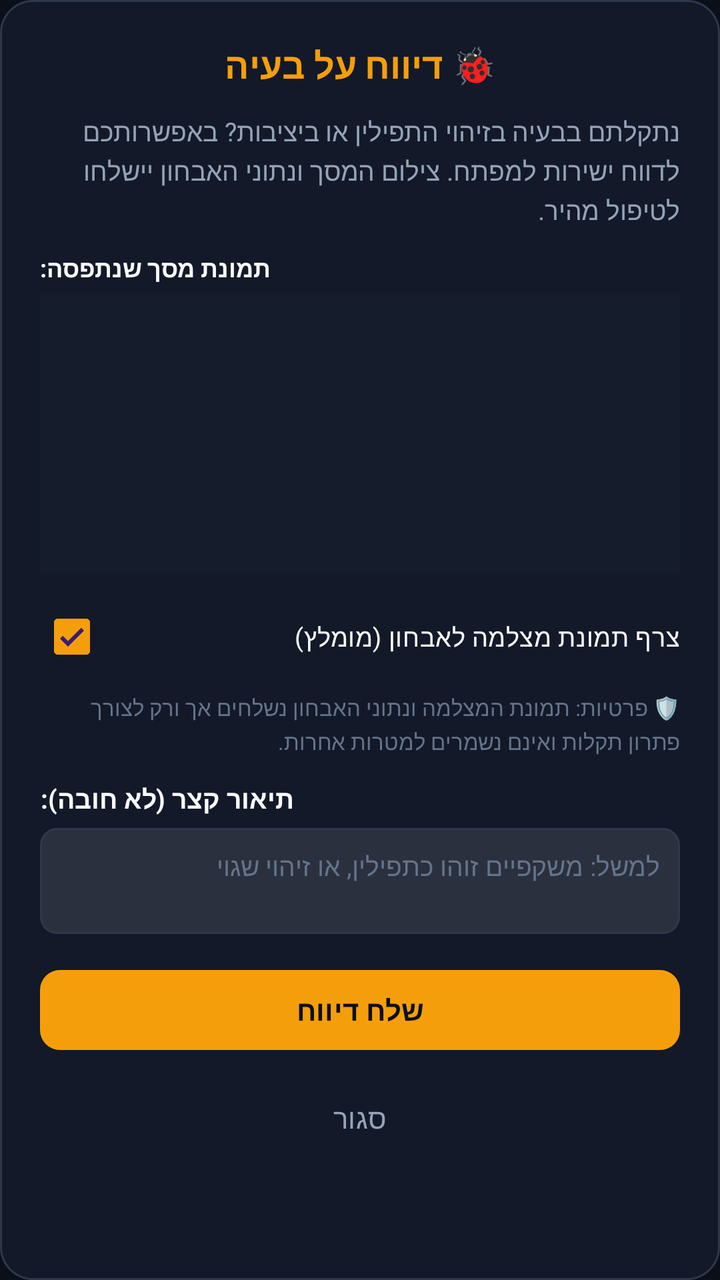
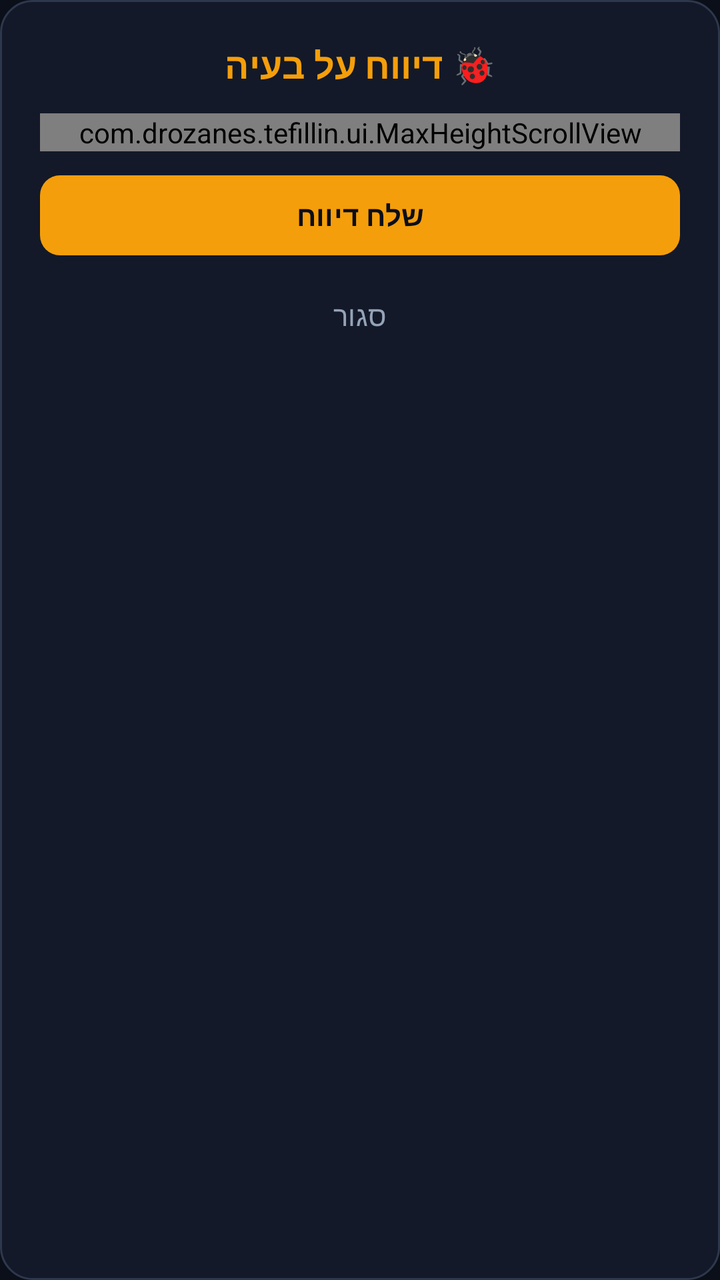

Compare the two renders of this Android layout. The source of the first and the diff that turns it into the second are given below.
<!-- AndroidManifest.xml: application theme Theme.TefillinNative -->
<!-- res/layout/dialog_bug_report.xml -->
<?xml version="1.0" encoding="utf-8"?>
<ScrollView xmlns:android="http://schemas.android.com/apk/res/android"
    xmlns:app="http://schemas.android.com/apk/res-auto"
    android:layout_width="match_parent"
    android:layout_height="wrap_content"
    android:fillViewport="true"
    android:scrollbars="vertical">

    <LinearLayout
        android:layout_width="match_parent"
        android:layout_height="wrap_content"
        android:background="@drawable/bg_glass_card"
        android:orientation="vertical"
        android:padding="20dp">

        <TextView
            android:id="@+id/tvModalTitle"
            android:layout_width="match_parent"
            android:layout_height="wrap_content"
            android:text="@string/bug_modal_title"
            android:textColor="@color/accent_gold"
            android:textSize="18sp"
            android:textStyle="bold"
            android:gravity="center"
            android:layout_marginBottom="12dp" />

        <TextView
            android:layout_width="match_parent"
            android:layout_height="wrap_content"
            android:text="@string/bug_intro"
            android:textColor="@color/text_muted"
            android:textSize="13sp"
            android:lineSpacingExtra="2dp"
            android:layout_marginBottom="12dp" />

        <TextView
            android:id="@+id/tvPreviewLabel"
            android:layout_width="wrap_content"
            android:layout_height="wrap_content"
            android:text="@string/bug_preview_label"
            android:textColor="@color/text_main"
            android:textSize="12sp"
            android:textStyle="bold"
            android:layout_marginBottom="4dp" />

        <ImageView
            android:id="@+id/ivPreview"
            android:layout_width="match_parent"
            android:layout_height="140dp"
            android:adjustViewBounds="true"
            android:scaleType="fitCenter"
            android:background="#151C2C"
            android:layout_marginBottom="8dp" />

        <com.google.android.material.checkbox.MaterialCheckBox
            android:id="@+id/cbAttachSnapshot"
            android:layout_width="match_parent"
            android:layout_height="wrap_content"
            android:text="@string/bug_attach_snapshot_label"
            android:textColor="@color/text_main"
            android:textSize="12.5sp"
            android:checked="true"
            app:buttonTint="@color/accent_gold"
            android:layout_marginBottom="4dp" />

        <TextView
            android:id="@+id/tvPrivacyNotice"
            android:layout_width="match_parent"
            android:layout_height="wrap_content"
            android:text="@string/bug_privacy_notice"
            android:textColor="@color/text_subtle"
            android:textSize="11sp"
            android:lineSpacingExtra="2dp"
            android:layout_marginBottom="12dp" />

        <TextView
            android:layout_width="wrap_content"
            android:layout_height="wrap_content"
            android:text="@string/bug_notes_label"
            android:textColor="@color/text_main"
            android:textSize="13sp"
            android:textStyle="bold" />

        <EditText
            android:id="@+id/etNotes"
            android:layout_width="match_parent"
            android:layout_height="wrap_content"
            android:minLines="2"
            android:maxLines="3"
            android:gravity="top|start"
            android:hint="@string/bug_notes_hint"
            android:textColorHint="@color/text_subtle"
            android:textColor="@color/text_main"
            android:background="@drawable/bg_button_rounded"
            android:padding="10dp"
            android:textSize="13sp"
            android:layout_marginTop="6dp"
            android:layout_marginBottom="14dp" />

        
        <ProgressBar
            android:id="@+id/pbSending"
            style="?android:attr/progressBarStyle"
            android:layout_width="32dp"
            android:layout_height="32dp"
            android:layout_gravity="center"
            android:visibility="gone"
            android:layout_marginBottom="12dp" />

        
        <com.google.android.material.button.MaterialButton
            android:id="@+id/btnSendReport"
            android:layout_width="match_parent"
            android:layout_height="wrap_content"
            android:minHeight="48dp"
            android:text="@string/send_report"
            app:backgroundTint="@color/accent_gold"
            android:textColor="@color/bg_primary"
            android:textStyle="bold"
            android:textSize="14sp"
            android:textAllCaps="false"
            app:cornerRadius="10dp"
            android:layout_marginBottom="8dp" />

        
        <com.google.android.material.button.MaterialButton
            android:id="@+id/btnShareFallback"
            android:layout_width="match_parent"
            android:layout_height="wrap_content"
            android:minHeight="44dp"
            android:text="@string/share_fallback"
            app:backgroundTint="#243048"
            android:textColor="@color/text_muted"
            android:textStyle="bold"
            android:textSize="13sp"
            android:textAllCaps="false"
            app:cornerRadius="10dp"
            android:visibility="gone"
            android:layout_marginBottom="8dp" />

        <com.google.android.material.button.MaterialButton
            android:id="@+id/btnCloseBug"
            android:layout_width="match_parent"
            android:layout_height="wrap_content"
            android:minHeight="44dp"
            android:text="@string/close"
            style="@style/Widget.Material3.Button.TextButton"
            android:textColor="@color/text_muted"
            android:textSize="14sp"
            android:textAllCaps="false" />

    </LinearLayout>
</ScrollView>
<!-- resources referenced by this layout -->
<resources>
  <color name="accent_gold">#F59E0B</color>
  <color name="bg_primary">#0B0F19</color>
  <color name="text_main">#F8FAFC</color>
  <color name="text_muted">#94A3B8</color>
  <color name="text_subtle">#64748B</color>
  <!-- drawable bg_button_rounded (drawable) -->
  <?xml version="1.0" encoding="utf-8"?>
  <ripple xmlns:android="http://schemas.android.com/apk/res/android"
      android:color="@color/accent_gold_glow">
      <item>
          <shape android:shape="rectangle">
              <solid android:color="#1AFFFFFF" />
              <stroke
                  android:width="1dp"
                  android:color="@color/card_border" />
              <corners android:radius="8dp" />
          </shape>
      </item>
  </ripple>
  <!-- drawable bg_glass_card (drawable) -->
  <?xml version="1.0" encoding="utf-8"?>
  <shape xmlns:android="http://schemas.android.com/apk/res/android"
      android:shape="rectangle">
      <solid android:color="@color/bg_surface_translucent" />
      <stroke
          android:width="1dp"
          android:color="@color/card_border" />
      <corners android:radius="16dp" />
  </shape>
  <string name="bug_attach_snapshot_label">צרף תמונת מצלמה לאבחון (מומלץ)</string>
  <string name="bug_intro">נתקלתם בבעיה בזיהוי התפילין או ביציבות? באפשרותכם לדווח ישירות למפתח. צילום המסך ונתוני האבחון יישלחו לטיפול מהיר.</string>
  <string name="bug_modal_title">🐞 דיווח על בעיה</string>
  <string name="bug_notes_hint">למשל: משקפיים זוהו כתפילין, או זיהוי שגוי</string>
  <string name="bug_notes_label">תיאור קצר (לא חובה):</string>
  <string name="bug_preview_label">תמונת מסך שנתפסה:</string>
  <string name="bug_privacy_notice">🛡️ פרטיות: תמונת המצלמה ונתוני האבחון נשלחים אך ורק לצורך פתרון תקלות ואינם נשמרים למטרות אחרות.</string>
  <string name="close">סגור</string>
  <string name="send_report">שלח דיווח</string>
  <string name="share_fallback">שתף באמצעות יישום חיצוני</string>
  <style name="Theme.TefillinNative" parent="Theme.Material3.Dark.NoActionBar">
          <item name="android:statusBarColor">@color/bg_surface</item>
          <item name="android:navigationBarColor">@color/bg_primary</item>
          <item name="android:windowBackground">@color/bg_primary</item>
          <item name="colorPrimary">@color/accent_gold</item>
          <item name="colorSecondary">@color/accent_cyan</item>
          <item name="colorSurface">@color/bg_surface</item>
          <item name="android:textColorPrimary">@color/text_main</item>
          <item name="android:textColorSecondary">@color/text_muted</item>
      </style>
  <color name="accent_gold_glow">#59F59E0B</color>
  <color name="card_border">#2E384D</color>
  <color name="bg_surface_translucent">#D0151C2C</color>
  <color name="bg_surface">#151C2C</color>
  <color name="accent_cyan">#38BDF8</color>
</resources>

<!-- the commit's change to res/layout/dialog_bug_report.xml (unified diff, before → after) -->
@@ -1,111 +1,133 @@
 <?xml version="1.0" encoding="utf-8"?>
-<ScrollView xmlns:android="http://schemas.android.com/apk/res/android"
+<LinearLayout xmlns:android="http://schemas.android.com/apk/res/android"
     xmlns:app="http://schemas.android.com/apk/res-auto"
     android:layout_width="match_parent"
     android:layout_height="wrap_content"
-    android:fillViewport="true"
-    android:scrollbars="vertical">
+    android:background="@drawable/bg_glass_card"
+    android:orientation="vertical"
+    android:padding="20dp">
 
+    
+    <TextView
+        android:id="@+id/tvModalTitle"
+        android:layout_width="match_parent"
+        android:layout_height="wrap_content"
+        android:text="@string/bug_modal_title"
+        android:textColor="@color/accent_gold"
+        android:textSize="18sp"
+        android:textStyle="bold"
+        android:gravity="center"
+        android:layout_marginBottom="12dp" />
+
+    
+    <com.drozanes.tefillin.ui.MaxHeightScrollView
+        android:id="@+id/scrollBody"
+        android:layout_width="match_parent"
+        android:layout_height="wrap_content"
+        android:fillViewport="true"
+        android:scrollbars="vertical"
+        android:fadeScrollbars="false"
+        android:scrollbarThumbVertical="@drawable/bg_scrollbar_thumb"
+        android:scrollbarSize="4dp">
+
+        <LinearLayout
+            android:layout_width="match_parent"
+            android:layout_height="wrap_content"
+            android:orientation="vertical">
+
+            <TextView
+                android:layout_width="match_parent"
+                android:layout_height="wrap_content"
+                android:text="@string/bug_intro"
+                android:textColor="@color/text_muted"
+                android:textSize="13sp"
+                android:lineSpacingExtra="2dp"
+                android:layout_marginBottom="12dp" />
+
+            <TextView
+                android:id="@+id/tvPreviewLabel"
+                android:layout_width="wrap_content"
+                android:layout_height="wrap_content"
+                android:text="@string/bug_preview_label"
+                android:textColor="@color/text_main"
+                android:textSize="12sp"
+                android:textStyle="bold"
+                android:layout_marginBottom="4dp" />
+
+            <ImageView
+                android:id="@+id/ivPreview"
+                android:layout_width="match_parent"
+                android:layout_height="140dp"
+                android:adjustViewBounds="true"
+                android:scaleType="fitCenter"
+                android:background="#151C2C"
+                android:layout_marginBottom="8dp" />
+
+            <com.google.android.material.checkbox.MaterialCheckBox
+                android:id="@+id/cbAttachSnapshot"
+                android:layout_width="match_parent"
+                android:layout_height="wrap_content"
+                android:text="@string/bug_attach_snapshot_label"
+                android:textColor="@color/text_main"
+                android:textSize="12.5sp"
+                android:checked="true"
+                app:buttonTint="@color/accent_gold"
+                android:layout_marginBottom="4dp" />
+
+            <TextView
+                android:id="@+id/tvPrivacyNotice"
+                android:layout_width="match_parent"
+                android:layout_height="wrap_content"
+                android:text="@string/bug_privacy_notice"
+                android:textColor="@color/text_subtle"
+                android:textSize="11sp"
+                android:lineSpacingExtra="2dp"
+                android:layout_marginBottom="12dp" />
+
+            <TextView
+                android:id="@+id/tvNotesLabel"
+                android:layout_width="wrap_content"
+                android:layout_height="wrap_content"
+                android:text="@string/bug_notes_label"
+                android:textColor="@color/text_main"
+                android:textSize="13sp"
+                android:textStyle="bold" />
+
+            <EditText
+                android:id="@+id/etNotes"
+                android:layout_width="match_parent"
+                android:layout_height="wrap_content"
+                android:minLines="2"
+                android:maxLines="3"
+                android:gravity="top|start"
+                android:hint="@string/bug_notes_hint"
+                android:textColorHint="@color/text_subtle"
+                android:textColor="@color/text_main"
+                android:background="@drawable/bg_button_rounded"
+                android:padding="10dp"
+                android:textSize="13sp"
+                android:layout_marginTop="6dp"
+                android:layout_marginBottom="8dp" />
+
+            
+            <ProgressBar
+                android:id="@+id/pbSending"
+                style="?android:attr/progressBarStyle"
+                android:layout_width="32dp"
+                android:layout_height="32dp"
+                android:layout_gravity="center"
+                android:visibility="gone"
+                android:layout_marginBottom="12dp" />
+
+        </LinearLayout>
+    </com.drozanes.tefillin.ui.MaxHeightScrollView>
+
+    
     <LinearLayout
         android:layout_width="match_parent"
         android:layout_height="wrap_content"
-        android:background="@drawable/bg_glass_card"
         android:orientation="vertical"
-        android:padding="20dp">
-
-        <TextView
-            android:id="@+id/tvModalTitle"
-            android:layout_width="match_parent"
-            android:layout_height="wrap_content"
-            android:text="@string/bug_modal_title"
-            android:textColor="@color/accent_gold"
-            android:textSize="18sp"
-            android:textStyle="bold"
-            android:gravity="center"
-            android:layout_marginBottom="12dp" />
-
-        <TextView
-            android:layout_width="match_parent"
-            android:layout_height="wrap_content"
-            android:text="@string/bug_intro"
-            android:textColor="@color/text_muted"
-            android:textSize="13sp"
-            android:lineSpacingExtra="2dp"
-            android:layout_marginBottom="12dp" />
-
-        <TextView
-            android:id="@+id/tvPreviewLabel"
-            android:layout_width="wrap_content"
-            android:layout_height="wrap_content"
-            android:text="@string/bug_preview_label"
-            android:textColor="@color/text_main"
-            android:textSize="12sp"
-            android:textStyle="bold"
-            android:layout_marginBottom="4dp" />
-
-        <ImageView
-            android:id="@+id/ivPreview"
-            android:layout_width="match_parent"
-            android:layout_height="140dp"
-            android:adjustViewBounds="true"
-            android:scaleType="fitCenter"
-            android:background="#151C2C"
-            android:layout_marginBottom="8dp" />
-
-        <com.google.android.material.checkbox.MaterialCheckBox
-            android:id="@+id/cbAttachSnapshot"
-            android:layout_width="match_parent"
-            android:layout_height="wrap_content"
-            android:text="@string/bug_attach_snapshot_label"
-            android:textColor="@color/text_main"
-            android:textSize="12.5sp"
-            android:checked="true"
-            app:buttonTint="@color/accent_gold"
-            android:layout_marginBottom="4dp" />
-
-        <TextView
-            android:id="@+id/tvPrivacyNotice"
-            android:layout_width="match_parent"
-            android:layout_height="wrap_content"
-            android:text="@string/bug_privacy_notice"
-            android:textColor="@color/text_subtle"
-            android:textSize="11sp"
-            android:lineSpacingExtra="2dp"
-            android:layout_marginBottom="12dp" />
-
-        <TextView
-            android:layout_width="wrap_content"
-            android:layout_height="wrap_content"
-            android:text="@string/bug_notes_label"
-            android:textColor="@color/text_main"
-            android:textSize="13sp"
-            android:textStyle="bold" />
-
-        <EditText
-            android:id="@+id/etNotes"
-            android:layout_width="match_parent"
-            android:layout_height="wrap_content"
-            android:minLines="2"
-            android:maxLines="3"
-            android:gravity="top|start"
-            android:hint="@string/bug_notes_hint"
-            android:textColorHint="@color/text_subtle"
-            android:textColor="@color/text_main"
-            android:background="@drawable/bg_button_rounded"
-            android:padding="10dp"
-            android:textSize="13sp"
-            android:layout_marginTop="6dp"
-            android:layout_marginBottom="14dp" />
-
-        
-        <ProgressBar
-            android:id="@+id/pbSending"
-            style="?android:attr/progressBarStyle"
-            android:layout_width="32dp"
-            android:layout_height="32dp"
-            android:layout_gravity="center"
-            android:visibility="gone"
-            android:layout_marginBottom="12dp" />
+        android:layout_marginTop="8dp">
 
         
         <com.google.android.material.button.MaterialButton
@@ -120,7 +142,7 @@
             android:textSize="14sp"
             android:textAllCaps="false"
             app:cornerRadius="10dp"
-            android:layout_marginBottom="8dp" />
+            android:layout_marginBottom="6dp" />
 
         
         <com.google.android.material.button.MaterialButton
@@ -136,13 +158,13 @@
             android:textAllCaps="false"
             app:cornerRadius="10dp"
             android:visibility="gone"
-            android:layout_marginBottom="8dp" />
+            android:layout_marginBottom="4dp" />
 
         <com.google.android.material.button.MaterialButton
             android:id="@+id/btnCloseBug"
             android:layout_width="match_parent"
             android:layout_height="wrap_content"
-            android:minHeight="44dp"
+            android:minHeight="40dp"
             android:text="@string/close"
             style="@style/Widget.Material3.Button.TextButton"
             android:textColor="@color/text_muted"
@@ -150,4 +172,5 @@
             android:textAllCaps="false" />
 
     </LinearLayout>
-</ScrollView>
+
+</LinearLayout>
<!-- resource entries referenced after the edit -->
@@ -29,6 +29,14 @@
           android:color="@color/card_border" />
       <corners android:radius="16dp" />
   </shape>
+  <!-- drawable bg_scrollbar_thumb (drawable) -->
+  <?xml version="1.0" encoding="utf-8"?>
+  <shape xmlns:android="http://schemas.android.com/apk/res/android"
+      android:shape="rectangle">
+      <solid android:color="#70FFD700" />
+      <corners android:radius="4dp" />
+      <size android:width="4dp" />
+  </shape>
   <string name="bug_attach_snapshot_label">צרף תמונת מצלמה לאבחון (מומלץ)</string>
   <string name="bug_intro">נתקלתם בבעיה בזיהוי התפילין או ביציבות? באפשרותכם לדווח ישירות למפתח. צילום המסך ונתוני האבחון יישלחו לטיפול מהיר.</string>
   <string name="bug_modal_title">🐞 דיווח על בעיה</string>
